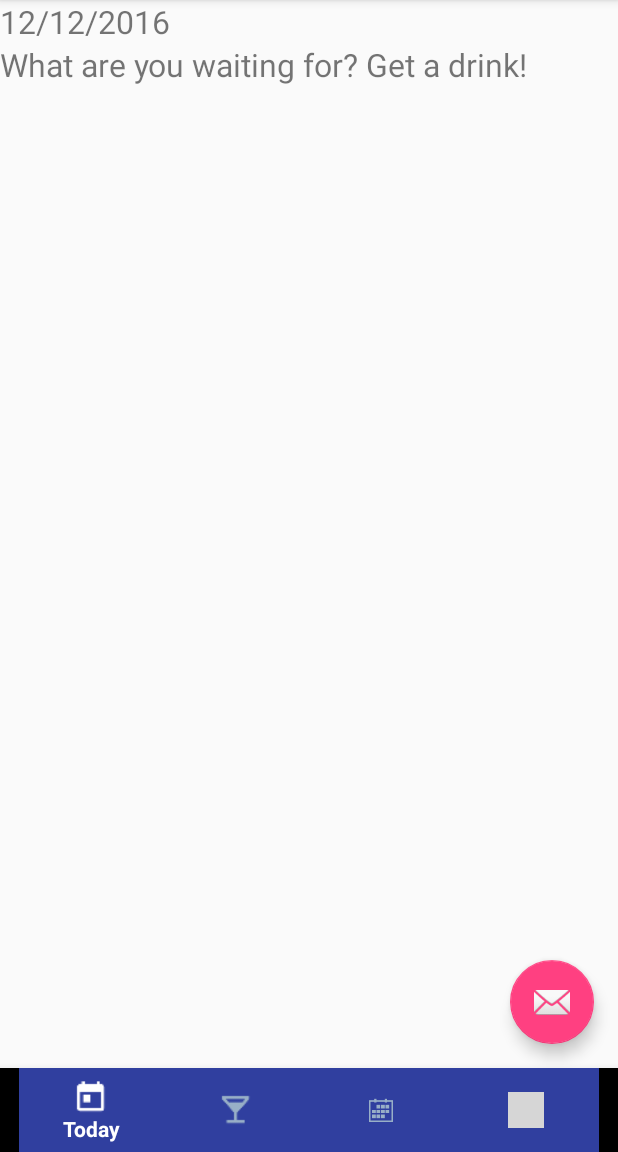
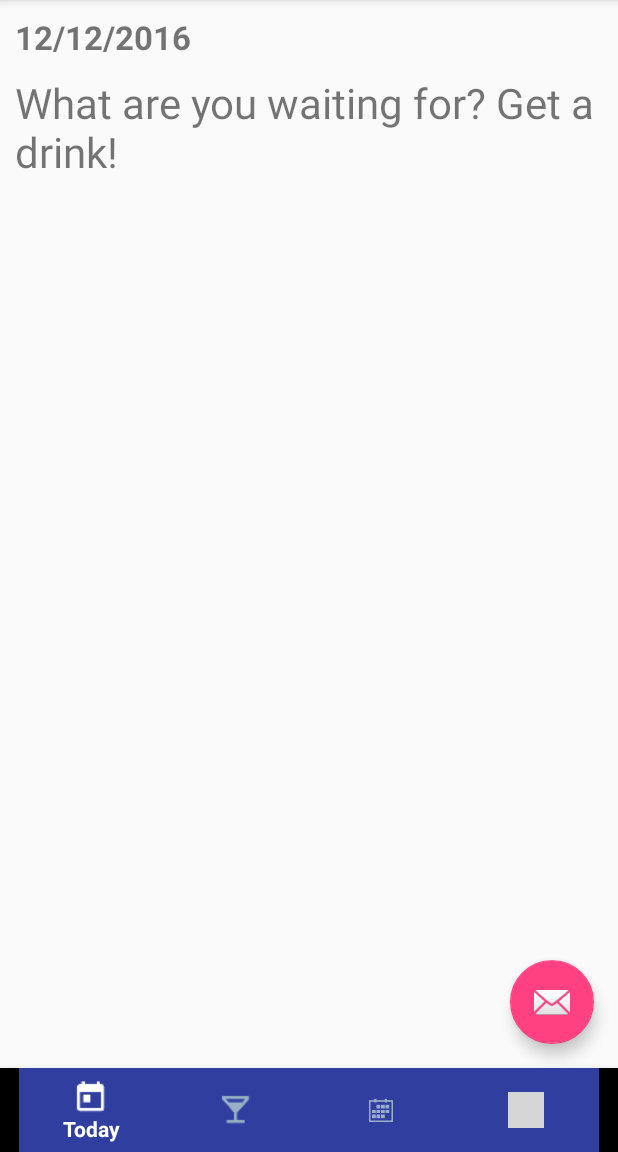
Before and after one commit to mariocsee/DrankBank, an Android app: the TodayFragment screen opened directly, with no data from a screen before it, on a phone screen of 412 x 824 dp, the part 84-1236 px from its top. Run offline under Robolectric (Android 15) with nearby library versions, the phone set to English and light mode, and no system bars; our stand-ins replace Firebase (no records; nobody signed in at launch, a user with empty details on screens opened directly); grey boxes are pictures that could not be loaded.

Commit message:
More Format Changes

```diff
--- a/app/src/main/AndroidManifest.xml
+++ b/app/src/main/AndroidManifest.xml
@@ -31,12 +31,6 @@
             android:theme="@style/createDialog" />
 
         <activity
-            android:name=".TodayActivity"
-            android:label="Today Activity"
-            android:screenOrientation="portrait"
-            android:theme="@style/AppTheme.NoActionBar" />
-
-        <activity
             android:name=".SearchActivity"
             android:label="Search"
             android:launchMode="singleTop"
--- a/app/src/main/java/drankbank/android/drankbank/fragments/TodayFragment.java
+++ b/app/src/main/java/drankbank/android/drankbank/fragments/TodayFragment.java
@@ -143,6 +143,9 @@ public class TodayFragment extends Fragment {
         if (count == 0) {
             tvComment.setText(getString(R.string.drink_count_initial));
         } else if (count <= 3) {
+            if (count == 1) {
+                tvDrinkCount.setText(R.string.drink_count_one);
+            }
             tvComment.setText(getString(R.string.drink_count_good));
         } else if (count <= 6) {
             tvComment.setText(getString(R.string.drink_count_okay));
--- a/app/src/main/res/layout/fragment_today.xml
+++ b/app/src/main/res/layout/fragment_today.xml
@@ -5,29 +5,33 @@
     android:layout_width="match_parent"
     android:layout_height="match_parent"
     android:orientation="vertical"
+    android:padding="10dp"
     tools:context=".fragments.TodayFragment">
 
     <TextView
         android:id="@+id/todayDate"
         android:layout_width="match_parent"
         android:layout_height="wrap_content"
-        android:text="Should not see this"
-        android:textSize="21sp" />
+        android:textStyle="bold"
+        android:textSize="22sp" />
 
     <TextView
         android:id="@+id/todayDrinkCount"
         android:layout_width="match_parent"
         android:layout_height="wrap_content"
+        android:layout_marginTop="10dp"
         android:layout_marginBottom="20dp"
         android:text="@string/drink_count_initial"
-        android:textSize="21sp" />
+        android:textSize="28sp" />
 
     <TextView
         android:id="@+id/todayComment"
         android:layout_width="match_parent"
         android:layout_height="wrap_content"
         android:layout_marginBottom="20dp"
-        android:textSize="21sp"
+        android:gravity="center_horizontal"
+        android:layout_gravity="center_horizontal"
+        android:textSize="23sp"
         android:textStyle="italic" />
 
     <!-- Holds daily drinks -->
--- a/app/src/main/res/values/strings.xml
+++ b/app/src/main/res/values/strings.xml
@@ -21,6 +21,7 @@
     <string name="query_fail">Query failed</string>
     <string name="not_available">Not available</string>
     <string name="splash">This is Drank Bank</string>
+    <string name="drink_count_one">You\'ve had 1 drink today.</string>
     <string-array name="type_array">
         <item>Beer</item>
         <item>Wine</item>
```
Also changed, not shown: app/src/main/java/drankbank/android/drankbank/TodayActivity.java (deleted, +0 -33 lines).
